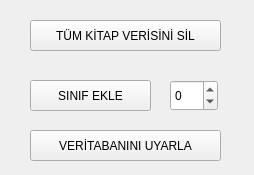
Old version of the form tools.ui in the repository bariscelik/hilohane.
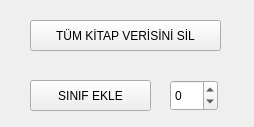
New version of the form. Icons and pictures are not drawn.

Diff of the .ui file:
```diff
--- a/tools.ui
+++ b/tools.ui
@@ -7,7 +7,7 @@
     <x>0</x>
     <y>0</y>
     <width>254</width>
-    <height>175</height>
+    <height>127</height>
    </rect>
   </property>
   <property name="windowTitle">
@@ -76,26 +76,6 @@
     <enum>Qt::ToolButtonTextBesideIcon</enum>
    </property>
   </widget>
-  <widget class="QToolButton" name="migrateDbBtn">
-   <property name="geometry">
-    <rect>
-     <x>30</x>
-     <y>130</y>
-     <width>191</width>
-     <height>31</height>
-    </rect>
-   </property>
-   <property name="text">
-    <string>VERİTABANINI UYARLA</string>
-   </property>
-   <property name="icon">
-    <iconset resource="hilohane.qrc">
-     <normaloff>:/assets/icons/cat.png</normaloff>:/assets/icons/cat.png</iconset>
-   </property>
-   <property name="toolButtonStyle">
-    <enum>Qt::ToolButtonTextBesideIcon</enum>
-   </property>
-  </widget>
  </widget>
  <resources>
   <include location="hilohane.qrc"/>
```
